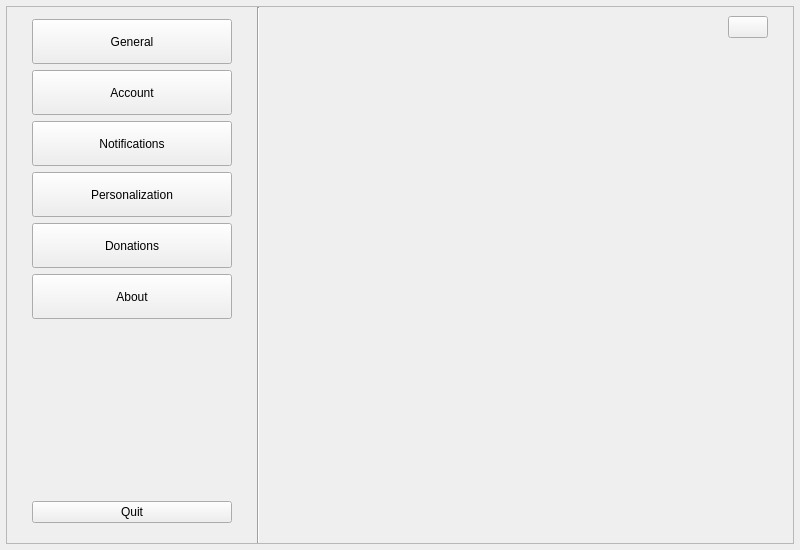
Old version of the form zapzap/view/ui/settings.ui in the repository jmbatistav/zapzap.
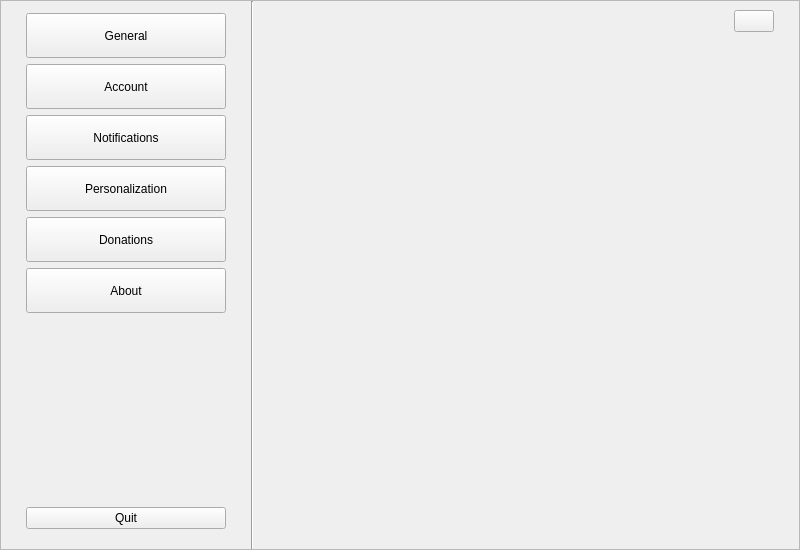
New version of the form.

Commit message: :lipstick: feat: Settings panel in the center #21

Diff of the .ui file:
```diff
--- a/zapzap/view/ui/settings.ui
+++ b/zapzap/view/ui/settings.ui
@@ -48,16 +48,16 @@
        <number>0</number>
       </property>
       <property name="leftMargin">
-       <number>6</number>
+       <number>0</number>
       </property>
       <property name="topMargin">
-       <number>6</number>
+       <number>0</number>
       </property>
       <property name="rightMargin">
-       <number>6</number>
+       <number>0</number>
       </property>
       <property name="bottomMargin">
-       <number>6</number>
+       <number>0</number>
       </property>
       <item>
        <widget class="QFrame" name="setting_frame">
```
The commit also changes 4 other files.
